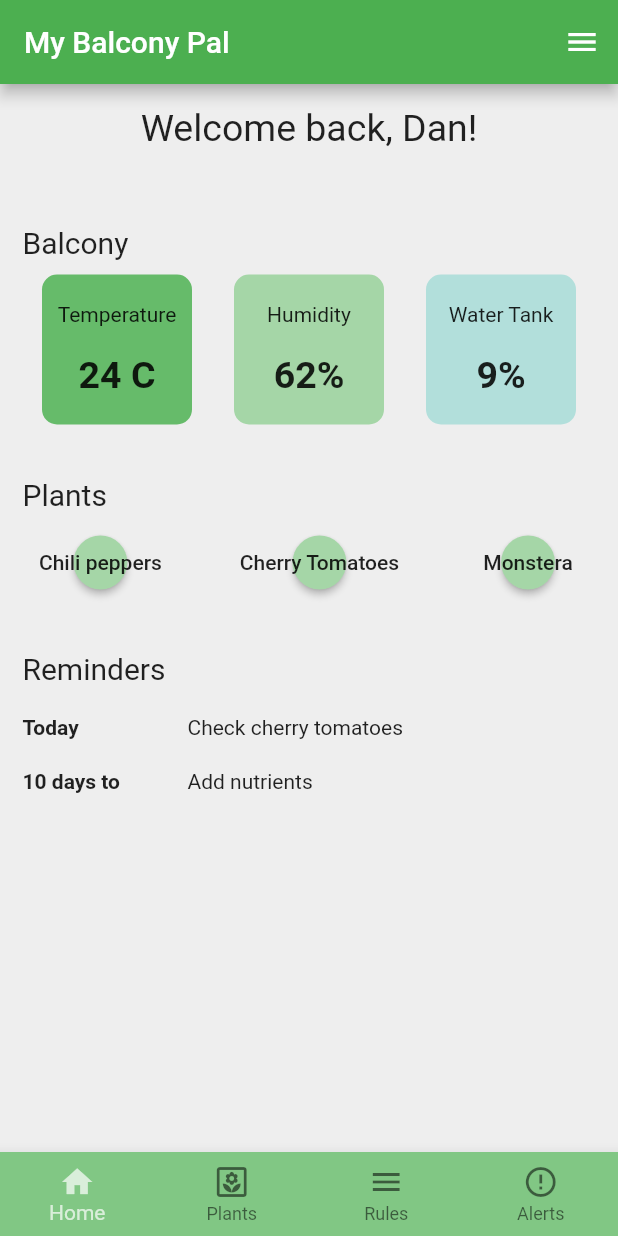
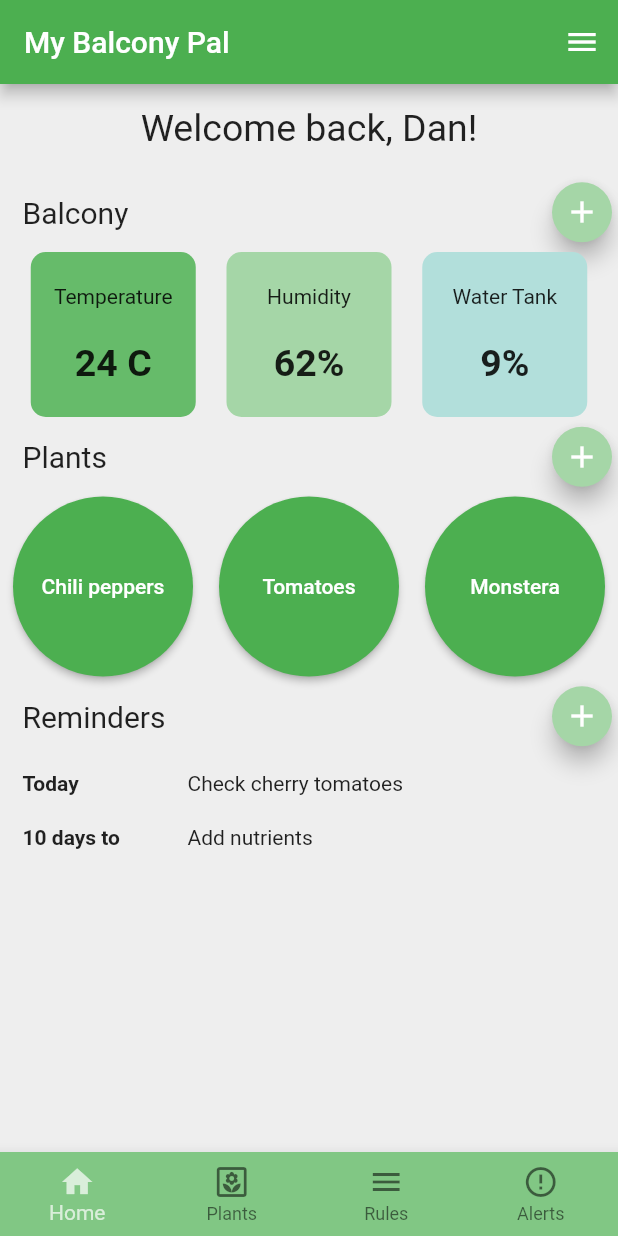
Before and after one commit to EssiPry/lut-my-balcony-pal, a Flutter app: the screen it shows after launch, on a phone screen of 412 x 824 dp. Run offline on Flutter 3.47's test engine with Material 2 defaults, Android fonts, the phone set to English and light mode, and no system bars.

Commit message:
changes plant class material buttons to elevated buttons

```diff
--- a/my_balcony_pal/lib/main.dart
+++ b/my_balcony_pal/lib/main.dart
@@ -48,24 +48,11 @@ class MyHomePage extends StatefulWidget {
 }
 
 class _MyHomePageState extends State<MyHomePage> {
-  int _counter = 0;
-
-  void _incrementCounter() {
-    setState(() {
-      // This call to setState tells the Flutter framework that something has
-      // changed in this State, which causes it to rerun the build method below
-      // so that the display can reflect the updated values. If we changed
-      // _counter without calling setState(), then the build method would not be
-      // called again, and so nothing would appear to happen.
-      _counter++;
-    });
-  }
-
   @override
   Widget build(BuildContext context) {
     const drawerIcons = [
       Icon(Icons.person_outline),
-      Icon(Icons.edit_note),
+      //Icon(Icons.edit_note), heittää erroria
       Icon(Icons.source_outlined),
       Icon(Icons.insights),
       Icon(Icons.settings),
@@ -111,13 +98,14 @@ class _MyHomePageState extends State<MyHomePage> {
               },
             ),
             const Divider(color: Colors.grey),
-            ListTile(
-              leading: Icon(Icons.edit_note),
-              title: const Text('Notes'),
-              onTap: () {
-                Navigator.pop(context);
-              },
-            ),
+            // tämä heittää erroria jostain syystä
+            //ListTile(
+            //  leading: Icon(Icons.edit_note),
+            //  title: const Text('Notes'),
+            //  onTap: () {
+            //    Navigator.pop(context);
+            //  },
+            //),
             ListTile(
               leading: Icon(Icons.source_outlined),
               title: const Text('Data'),
@@ -203,12 +191,19 @@ class Section extends StatelessWidget {
 
   @override
   Widget build(BuildContext context) {
-    return Container(
-      width: MediaQuery.of(context).size.width,
-      padding: EdgeInsets.fromLTRB(15, 35, 10, 10),
-      child: Text(category,
-          textAlign: TextAlign.left, style: TextStyle(fontSize: 20)),
-    );
+    return Row(children: [
+      Container(
+        padding: EdgeInsets.all(15),
+        child: Text(category,
+            textAlign: TextAlign.left, style: TextStyle(fontSize: 20)),
+      ),
+      Spacer(),
+      FloatingActionButton(
+          mini: true,
+          onPressed: () {},
+          backgroundColor: Colors.green[200],
+          child: Icon(Icons.add))
+    ]);
   }
 }
 
@@ -217,8 +212,8 @@ class BalconyInfo extends StatelessWidget {
   Widget build(BuildContext context) {
     return Row(mainAxisAlignment: MainAxisAlignment.spaceEvenly, children: [
       Container(
-          height: 100,
-          width: 100,
+          height: 110,
+          width: 110,
           decoration: BoxDecoration(
               borderRadius: BorderRadius.circular(10),
               color: Colors.green[400]),
@@ -230,8 +225,8 @@ class BalconyInfo extends StatelessWidget {
                     style: TextStyle(fontSize: 25, fontWeight: FontWeight.bold))
               ])),
       Container(
-          height: 100,
-          width: 100,
+          height: 110,
+          width: 110,
           decoration: BoxDecoration(
               borderRadius: BorderRadius.circular(10),
               color: Colors.green[200]),
@@ -243,8 +238,8 @@ class BalconyInfo extends StatelessWidget {
                     style: TextStyle(fontSize: 25, fontWeight: FontWeight.bold))
               ])),
       Container(
-          height: 100,
-          width: 100,
+          height: 110,
+          width: 110,
           decoration: BoxDecoration(
               borderRadius: BorderRadius.circular(10), color: Colors.teal[100]),
           child: Column(
@@ -263,13 +258,13 @@ class PlantList extends StatelessWidget {
   Widget build(BuildContext context) {
     return Row(mainAxisAlignment: MainAxisAlignment.spaceAround, children: [
       Plant('Chili peppers'),
-      Plant('Cherry Tomatoes'),
+      Plant('Tomatoes'),
       Plant('Monstera'),
     ]);
   }
 }
 
-//tää on vielä placeholder
+//tästä puuttuu taustakuvat ja kokoa pitää vielä säätää
 class Plant extends StatelessWidget {
   String species;
 
@@ -277,15 +272,16 @@ class Plant extends StatelessWidget {
 
   @override
   Widget build(BuildContext context) {
-    return MaterialButton(
-        minWidth: 100,
+    return ElevatedButton(
         child: Text(species),
-        color: Colors.green[200],
-        shape: const CircleBorder(),
-        onPressed: () {});
+        onPressed: () {},
+        style: ElevatedButton.styleFrom(
+            fixedSize: const Size(120, 120), shape: const CircleBorder()));
   }
 }
 
+// tämä voisi olla myös Erikan ehdottama ListTile + ListView
+//ListTilessa on ikoni + yksi, kaksi tai kolme riviä tekstiä
 class ReminderList extends StatelessWidget {
   @override
   Widget build(BuildContext context) {
```
